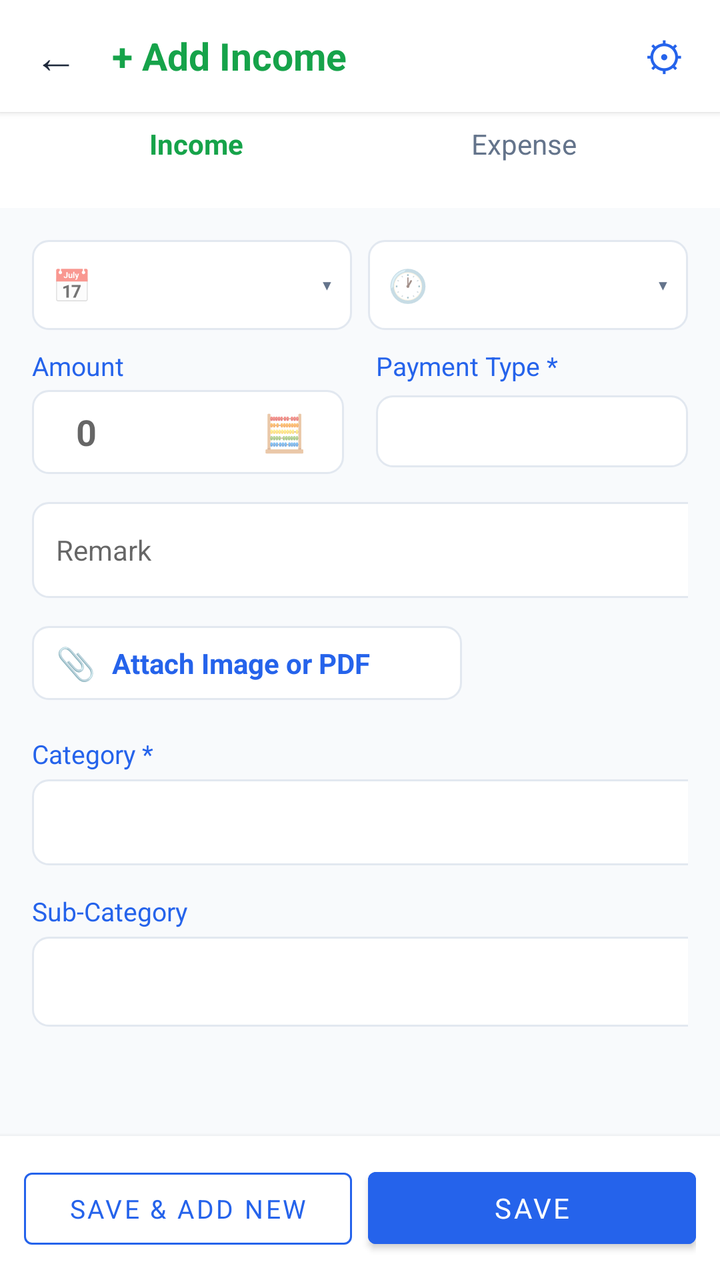
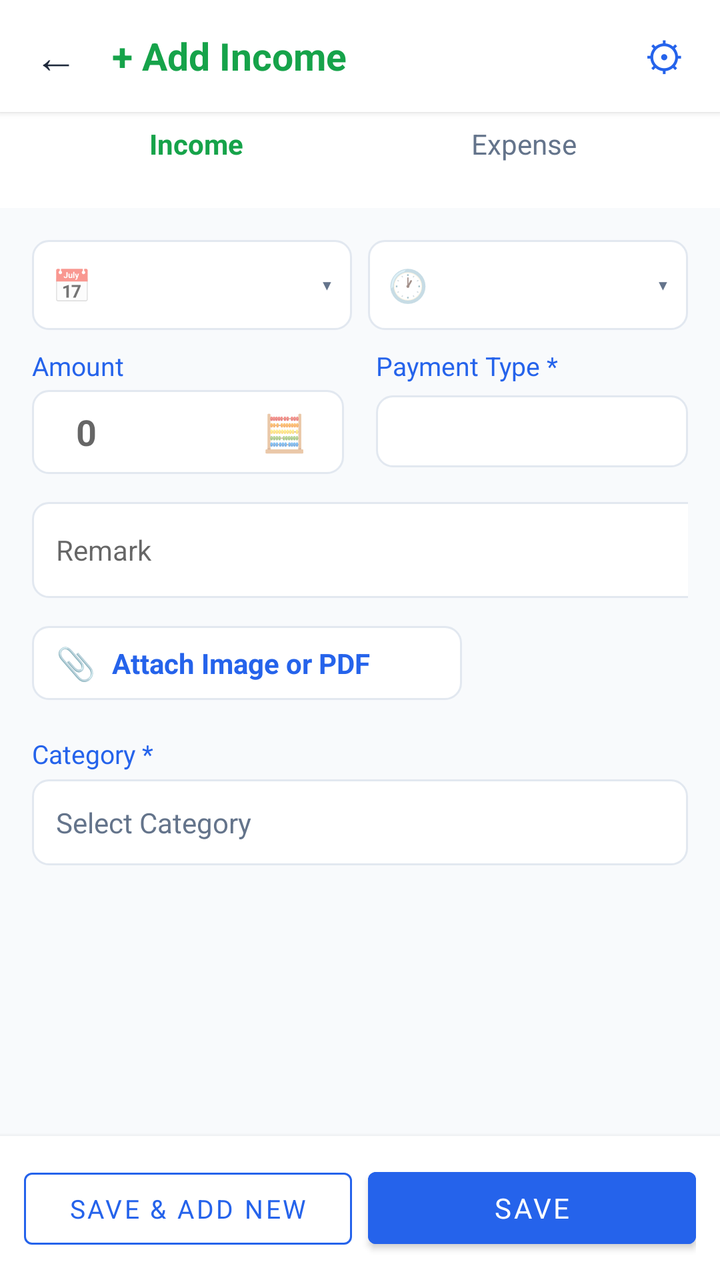

An Android layout rendered at two revisions. The XML below is the earlier revision; the diff shows what the commit changed to produce the second picture.
<!-- AndroidManifest.xml: application theme Theme.ExpenseOS -->
<!-- res/layout/activity_transaction_entry.xml -->
<?xml version="1.0" encoding="utf-8"?>
<LinearLayout xmlns:android="http://schemas.android.com/apk/res/android"
    xmlns:app="http://schemas.android.com/apk/res-auto"
    android:layout_width="match_parent"
    android:layout_height="match_parent"
    android:background="@color/background"
    android:orientation="vertical">

    
    <LinearLayout
        android:layout_width="match_parent"
        android:layout_height="56dp"
        android:background="@color/surface"
        android:elevation="2dp"
        android:gravity="center_vertical"
        android:orientation="horizontal"
        android:paddingHorizontal="4dp">

        <TextView
            android:id="@+id/btnBack"
            android:layout_width="48dp"
            android:layout_height="48dp"
            android:background="?attr/selectableItemBackgroundBorderless"
            android:gravity="center"
            android:text="←"
            android:textColor="@color/text_primary"
            android:textSize="22sp" />

        <TextView
            android:id="@+id/tvTitle"
            android:layout_width="0dp"
            android:layout_height="wrap_content"
            android:layout_weight="1"
            android:paddingStart="4dp"
            android:text="+ Add Income"
            android:textColor="@color/green"
            android:textSize="19sp"
            android:textStyle="bold" />

        <TextView
            android:id="@+id/btnFieldSettings"
            android:layout_width="48dp"
            android:layout_height="48dp"
            android:background="?attr/selectableItemBackgroundBorderless"
            android:gravity="center"
            android:text="⚙"
            android:textColor="@color/primary"
            android:textSize="20sp" />
    </LinearLayout>

    
    <LinearLayout
        android:layout_width="match_parent"
        android:layout_height="48dp"
        android:background="@color/surface"
        android:orientation="horizontal"
        android:paddingHorizontal="16dp"
        android:paddingBottom="8dp">

        <TextView
            android:id="@+id/tabIncome"
            android:layout_width="0dp"
            android:layout_height="32dp"
            android:layout_weight="1"
            android:background="?attr/selectableItemBackground"
            android:gravity="center"
            android:text="Income"
            android:textColor="@color/green"
            android:textStyle="bold" />

        <TextView
            android:id="@+id/tabExpense"
            android:layout_width="0dp"
            android:layout_height="30dp"
            android:layout_weight="1"
            android:background="?attr/selectableItemBackground"
            android:gravity="center"
            android:text="Expense"
            android:textColor="@color/text_secondary" />
    </LinearLayout>

    <ScrollView
        android:layout_width="match_parent"
        android:layout_height="0dp"
        android:layout_weight="1">

        <LinearLayout
            android:layout_width="match_parent"
            android:layout_height="wrap_content"
            android:orientation="vertical"
            android:padding="16dp">

            
            <LinearLayout
                android:layout_width="match_parent"
                android:layout_height="wrap_content"
                android:orientation="horizontal">

                <LinearLayout
                    android:id="@+id/boxDate"
                    android:layout_width="0dp"
                    android:layout_height="45dp"
                    android:layout_marginEnd="8dp"
                    android:layout_weight="1"
                    android:background="@drawable/bg_input_box"
                    android:clickable="true"
                    android:focusable="true"
                    android:gravity="center_vertical"
                    android:orientation="horizontal"
                    android:paddingHorizontal="10dp">

                    <TextView
                        android:layout_width="wrap_content"
                        android:layout_height="wrap_content"
                        android:layout_marginEnd="6dp"
                        android:text="📅"
                        android:textSize="16sp" />

                    <TextView
                        android:id="@+id/tvDate"
                        android:layout_width="0dp"
                        android:layout_height="wrap_content"
                        android:layout_weight="1"
                        android:textColor="@color/text_primary"
                        android:textSize="14sp" />

                    <TextView
                        android:layout_width="wrap_content"
                        android:layout_height="wrap_content"
                        android:text="▾"
                        android:textColor="@color/text_secondary" />
                </LinearLayout>

                <LinearLayout
                    android:id="@+id/boxTime"
                    android:layout_width="0dp"
                    android:layout_height="match_parent"
                    android:layout_weight="1"
                    android:background="@drawable/bg_input_box"
                    android:clickable="true"
                    android:focusable="true"
                    android:gravity="center_vertical"
                    android:orientation="horizontal"
                    android:paddingHorizontal="10dp">

                    <TextView
                        android:layout_width="wrap_content"
                        android:layout_height="wrap_content"
                        android:layout_marginEnd="6dp"
                        android:text="🕐"
                        android:textSize="16sp" />

                    <TextView
                        android:id="@+id/tvTime"
                        android:layout_width="0dp"
                        android:layout_height="wrap_content"
                        android:layout_weight="1"
                        android:textColor="@color/text_primary"
                        android:textSize="14sp" />

                    <TextView
                        android:layout_width="wrap_content"
                        android:layout_height="wrap_content"
                        android:text="▾"
                        android:textColor="@color/text_secondary" />
                </LinearLayout>
            </LinearLayout>

            

            <LinearLayout
                android:layout_width="match_parent"
                android:layout_height="wrap_content"
                android:layout_marginTop="9dp"
                android:orientation="horizontal">

                
                <LinearLayout
                    android:layout_width="0dp"
                    android:layout_height="wrap_content"
                    android:layout_weight="1"
                    android:layout_marginEnd="8dp"
                    android:orientation="vertical">

                    <TextView
                        android:layout_width="53dp"
                        android:layout_height="15dp"
                        android:text="Amount *"
                        android:textColor="@color/primary"
                        android:textSize="13sp" />

                    <LinearLayout
                        android:id="@+id/boxAmount"
                        android:layout_width="match_parent"
                        android:layout_height="42dp"
                        android:layout_marginTop="6dp"
                        android:background="@drawable/bg_input_box"
                        android:gravity="center_vertical"
                        android:orientation="horizontal"
                        android:paddingHorizontal="12dp">

                        <EditText
                            android:id="@+id/etAmount"
                            android:layout_width="0dp"
                            android:layout_height="wrap_content"
                            android:layout_marginStart="10dp"
                            android:layout_weight="1"
                            android:background="@null"
                            android:hint="0"
                            android:inputType="numberDecimal"
                            android:textColor="@color/green"
                            android:textSize="18sp"
                            android:textStyle="bold" />

                        <TextView
                            android:id="@+id/btnCalc"
                            android:layout_width="36dp"
                            android:layout_height="36dp"
                            android:background="?attr/selectableItemBackgroundBorderless"
                            android:gravity="center"
                            android:text="🧮"
                            android:textSize="18sp" />
                    </LinearLayout>
                </LinearLayout>

                
                <LinearLayout
                    android:layout_width="0dp"
                    android:layout_height="wrap_content"
                    android:layout_weight="1"
                    android:layout_marginStart="8dp"
                    android:orientation="vertical">

                    <TextView
                        android:layout_width="wrap_content"
                        android:layout_height="wrap_content"
                        android:text="Payment Type *"
                        android:textColor="@color/primary"
                        android:textSize="13sp" />

                    <Spinner
                        android:id="@+id/spPaymentType"
                        android:layout_width="match_parent"
                        android:layout_height="36dp"
                        android:layout_marginTop="6dp"
                        android:background="@drawable/bg_input_box"
                        android:paddingHorizontal="10dp" />
                </LinearLayout>

            </LinearLayout>

            <LinearLayout
                android:layout_width="380dp"
                android:layout_height="48dp"
                android:layout_marginTop="14dp"
                android:background="@drawable/bg_input_box"
                android:gravity="center_vertical"
                android:orientation="horizontal"
                android:paddingHorizontal="12dp">

                <EditText
                    android:id="@+id/etNote"
                    android:layout_width="0dp"
                    android:layout_height="24dp"
                    android:layout_weight="1"
                    android:background="@null"
                    android:hint="Remark"
                    android:minHeight="48dp"
                    android:textColor="@color/text_primary"
                    android:textSize="14sp" />

                <TextView
                    android:id="@+id/btnMic"
                    android:layout_width="40dp"
                    android:layout_height="40dp"
                    android:background="?attr/selectableItemBackgroundBorderless"
                    android:gravity="center"
                    android:text="🎤"
                    android:textSize="16sp" />
            </LinearLayout>

            
            <TextView
                android:id="@+id/tvKwSuggestion"
                android:layout_width="wrap_content"
                android:layout_height="wrap_content"
                android:layout_marginTop="8dp"
                android:background="@drawable/bg_chip_suggestion"
                android:clickable="true"
                android:focusable="true"
                android:paddingHorizontal="12dp"
                android:paddingVertical="6dp"
                android:textColor="@color/green"
                android:textSize="12sp"
                android:visibility="gone" />


            

            
            <LinearLayout
                android:id="@+id/btnAttach"
                android:layout_width="215dp"
                android:layout_height="37dp"
                android:layout_marginTop="14dp"
                android:background="@drawable/bg_input_box"
                android:clickable="true"
                android:focusable="true"
                android:gravity="center_vertical"
                android:orientation="horizontal"
                android:paddingHorizontal="12dp">

                <TextView
                    android:layout_width="wrap_content"
                    android:layout_height="wrap_content"
                    android:layout_marginEnd="8dp"
                    android:text="📎"
                    android:textSize="16sp" />

                <TextView
                    android:layout_width="wrap_content"
                    android:layout_height="wrap_content"
                    android:text="Attach Image or PDF"
                    android:textColor="@color/primary"
                    android:textStyle="bold" />
            </LinearLayout>

            <LinearLayout
                android:id="@+id/attachmentList"
                android:layout_width="match_parent"
                android:layout_height="wrap_content"
                android:orientation="vertical" />

            
            <TextView
                android:layout_width="wrap_content"
                android:layout_height="wrap_content"
                android:layout_marginTop="18dp"
                android:text="Category *"
                android:textColor="@color/primary"
                android:textSize="13sp" />

            <Spinner
                android:id="@+id/spCategory"
                android:layout_width="372dp"
                android:layout_height="43dp"
                android:layout_marginTop="4dp"
                android:background="@drawable/bg_input_box"
                android:paddingHorizontal="10dp" />

            
            <TextView
                android:id="@+id/tvSubCategoryLabel"
                android:layout_width="wrap_content"
                android:layout_height="wrap_content"
                android:layout_marginTop="14dp"
                android:text="Sub-Category"
                android:textColor="@color/primary"
                android:textSize="13sp" />

            <Spinner
                android:id="@+id/spSubCategory"
                android:layout_width="375dp"
                android:layout_height="45dp"
                android:layout_marginTop="4dp"
                android:background="@drawable/bg_input_box"
                android:paddingHorizontal="10dp" />

            
            <LinearLayout
                android:id="@+id/customFieldsContainer"
                android:layout_width="match_parent"
                android:layout_height="wrap_content"
                android:layout_marginBottom="14dp"
                android:orientation="vertical" />

        </LinearLayout>
    </ScrollView>

    
    <LinearLayout
        android:layout_width="match_parent"
        android:layout_height="wrap_content"
        android:background="@color/surface"
        android:elevation="4dp"
        android:orientation="horizontal"
        android:padding="12dp">

        
        <com.google.android.material.button.MaterialButton
            android:id="@+id/btnSaveAddNew"
            style="@style/Widget.MaterialComponents.Button.OutlinedButton"
            android:layout_width="0dp"
            android:layout_height="48dp"
            android:layout_marginEnd="8dp"
            android:layout_weight="1"
            android:text="SAVE &amp; ADD NEW"
            android:textColor="@color/primary"
            android:textSize="13sp"
            app:backgroundTint="@color/surface"
            app:strokeColor="@color/primary"
            app:strokeWidth="1dp" />

        <Button
            android:id="@+id/btnSave"
            android:layout_width="0dp"
            android:layout_height="48dp"
            android:layout_weight="1"
            android:backgroundTint="@color/primary"
            android:text="SAVE"
            android:textColor="#FFFFFF" />
    </LinearLayout>

</LinearLayout>
<!-- resources referenced by this layout -->
<resources>
  <color name="background">#F8FAFC</color>
  <color name="green">#16A34A</color>
  <color name="primary">#2563EB</color>
  <color name="surface">#FFFFFF</color>
  <color name="text_primary">#1E293B</color>
  <color name="text_secondary">#64748B</color>
  <!-- drawable bg_chip_suggestion (drawable) -->
  <?xml version="1.0" encoding="utf-8"?>
  <shape xmlns:android="http://schemas.android.com/apk/res/android"
      android:shape="rectangle">
      <solid android:color="#EAF3DE" />
      <corners android:radius="16dp" />
  </shape>
  <!-- drawable bg_input_box (drawable) -->
  <?xml version="1.0" encoding="utf-8"?>
  <shape xmlns:android="http://schemas.android.com/apk/res/android"
      android:shape="rectangle">
      <corners android:radius="8dp" />
      <stroke
          android:width="1dp"
          android:color="@color/border" />
      <solid android:color="@color/bg_card" />
  </shape>
  <style name="Theme.ExpenseOS" parent="Theme.MaterialComponents.Light.NoActionBar">
          <item name="colorPrimary">@color/primary</item>
          <item name="colorPrimaryDark">@color/primary_dark</item>
          <item name="colorAccent">@color/primary</item>
          <item name="android:windowBackground">@color/bg</item>
          <item name="android:fontFamily">sans-serif</item>
          <item name="android:statusBarColor">@color/primary_dark</item>
      </style>
  <color name="border">#E2E8F0</color>
  <color name="bg_card">#FFFFFF</color>
  <color name="primary_dark">#1D4ED8</color>
  <color name="bg">#F8FAFC</color>
</resources>

<!-- the commit's change to res/layout/activity_transaction_entry.xml (unified diff, before → after) -->
@@ -332,6 +332,7 @@
                 android:orientation="vertical" />
 
             
+            
             <TextView
                 android:layout_width="wrap_content"
                 android:layout_height="wrap_content"
@@ -340,32 +341,19 @@
                 android:textColor="@color/primary"
                 android:textSize="13sp" />
 
-            <Spinner
-                android:id="@+id/spCategory"
-                android:layout_width="372dp"
+            <TextView
+                android:id="@+id/tvCategoryField"
+                android:layout_width="match_parent"
                 android:layout_height="43dp"
                 android:layout_marginTop="4dp"
                 android:background="@drawable/bg_input_box"
-                android:paddingHorizontal="10dp" />
-
-            
-            <TextView
-                android:id="@+id/tvSubCategoryLabel"
-                android:layout_width="wrap_content"
-                android:layout_height="wrap_content"
-                android:layout_marginTop="14dp"
-                android:text="Sub-Category"
-                android:textColor="@color/primary"
-                android:textSize="13sp" />
-
-            <Spinner
-                android:id="@+id/spSubCategory"
-                android:layout_width="375dp"
-                android:layout_height="45dp"
-                android:layout_marginTop="4dp"
-                android:background="@drawable/bg_input_box"
-                android:paddingHorizontal="10dp" />
-
+                android:clickable="true"
+                android:focusable="true"
+                android:gravity="center_vertical"
+                android:paddingHorizontal="12dp"
+                android:text="Select Category"
+                android:textColor="@color/text_muted"
+                android:textSize="14sp" />
             
             <LinearLayout
                 android:id="@+id/customFieldsContainer"
<!-- resource entries referenced after the edit -->
@@ -4,6 +4,7 @@
   <color name="green">#16A34A</color>
   <color name="primary">#2563EB</color>
   <color name="surface">#FFFFFF</color>
+  <color name="text_muted">#64748B</color>
   <color name="text_primary">#1E293B</color>
   <color name="text_secondary">#64748B</color>
   <!-- drawable bg_chip_suggestion (drawable) -->
